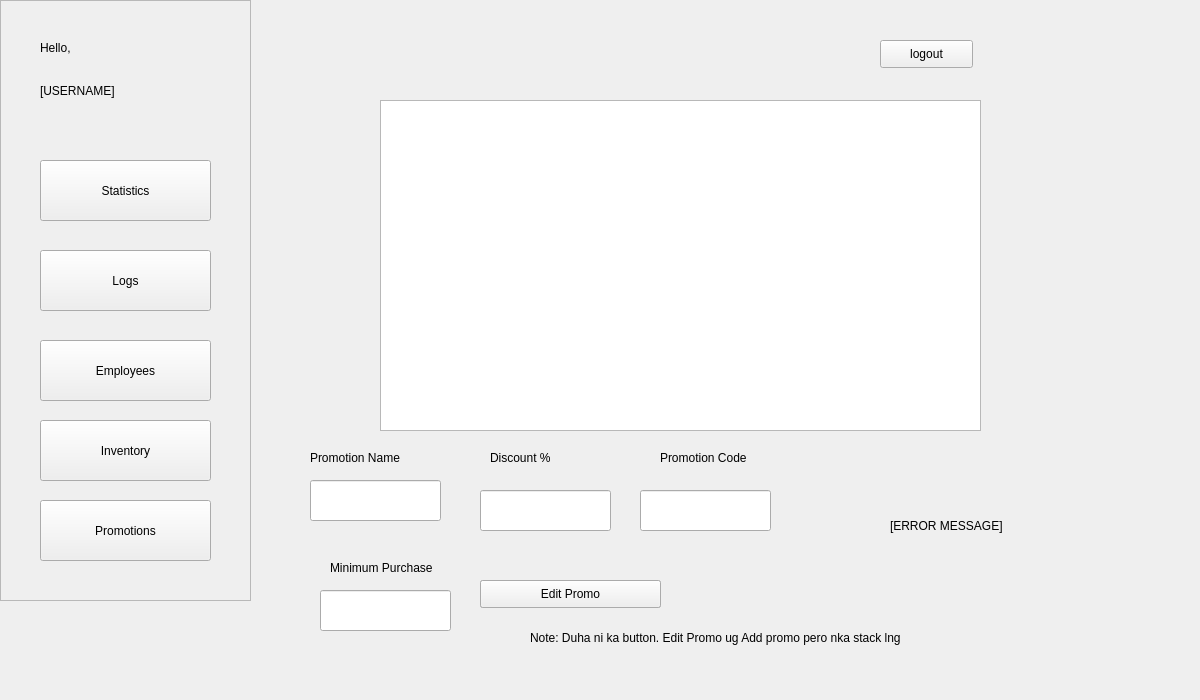
The window that POS/UI/promotions.ui (ReiZedlav/CSCC-21.1-Software-Engineering-1) describes before a commit, drawn with Qt 5.
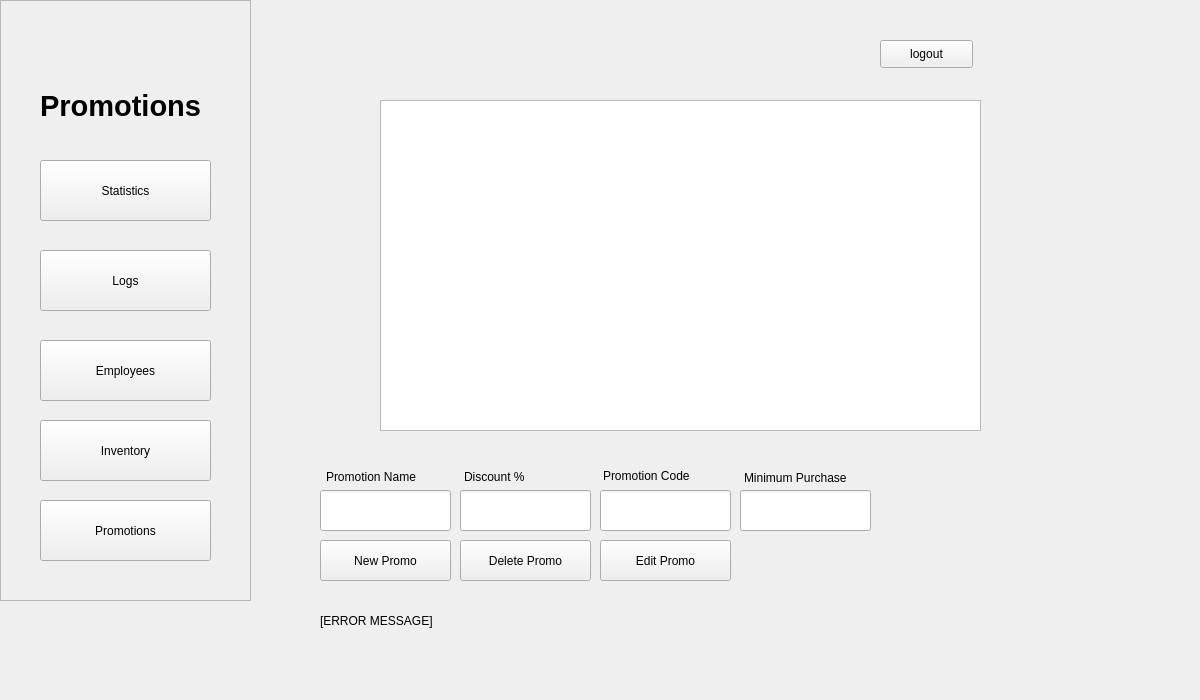
The same window after the commit.

```diff
--- a/POS/UI/promotions.ui
+++ b/POS/UI/promotions.ui
@@ -29,32 +29,6 @@
     <property name="frameShadow">
      <enum>QFrame::Raised</enum>
     </property>
-    <widget class="QLabel" name="greeting">
-     <property name="geometry">
-      <rect>
-       <x>40</x>
-       <y>40</y>
-       <width>55</width>
-       <height>16</height>
-      </rect>
-     </property>
-     <property name="text">
-      <string>Hello,</string>
-     </property>
-    </widget>
-    <widget class="QLabel" name="label_2">
-     <property name="geometry">
-      <rect>
-       <x>40</x>
-       <y>80</y>
-       <width>91</width>
-       <height>21</height>
-      </rect>
-     </property>
-     <property name="text">
-      <string>[USERNAME]</string>
-     </property>
-    </widget>
     <widget class="QPushButton" name="statButton">
      <property name="geometry">
       <rect>
@@ -147,8 +121,8 @@
    <widget class="QLineEdit" name="promotionNameForm">
     <property name="geometry">
      <rect>
-      <x>310</x>
-      <y>480</y>
+      <x>320</x>
+      <y>490</y>
       <width>131</width>
       <height>41</height>
      </rect>
@@ -157,8 +131,8 @@
    <widget class="QLabel" name="label">
     <property name="geometry">
      <rect>
-      <x>310</x>
-      <y>450</y>
+      <x>326</x>
+      <y>469</y>
       <width>121</width>
       <height>16</height>
      </rect>
@@ -170,7 +144,7 @@
    <widget class="QLineEdit" name="promotionCodeForm">
     <property name="geometry">
      <rect>
-      <x>640</x>
+      <x>600</x>
       <y>490</y>
       <width>131</width>
       <height>41</height>
@@ -180,8 +154,8 @@
    <widget class="QLabel" name="label_3">
     <property name="geometry">
      <rect>
-      <x>660</x>
-      <y>450</y>
+      <x>603</x>
+      <y>468</y>
       <width>121</width>
       <height>16</height>
      </rect>
@@ -193,8 +167,8 @@
    <widget class="QLabel" name="label_4">
     <property name="geometry">
      <rect>
-      <x>490</x>
-      <y>450</y>
+      <x>464</x>
+      <y>469</y>
       <width>121</width>
       <height>16</height>
      </rect>
@@ -206,10 +180,10 @@
    <widget class="QPushButton" name="addPromo">
     <property name="geometry">
      <rect>
-      <x>480</x>
-      <y>580</y>
-      <width>181</width>
-      <height>28</height>
+      <x>320</x>
+      <y>540</y>
+      <width>131</width>
+      <height>41</height>
      </rect>
     </property>
     <property name="text">
@@ -219,7 +193,7 @@
    <widget class="QLineEdit" name="discountForm">
     <property name="geometry">
      <rect>
-      <x>480</x>
+      <x>460</x>
       <y>490</y>
       <width>131</width>
       <height>41</height>
@@ -229,8 +203,8 @@
    <widget class="QLabel" name="label_5">
     <property name="geometry">
      <rect>
-      <x>330</x>
-      <y>560</y>
+      <x>744</x>
+      <y>470</y>
       <width>121</width>
       <height>16</height>
      </rect>
@@ -242,8 +216,8 @@
    <widget class="QLineEdit" name="minimumPurchaseForm">
     <property name="geometry">
      <rect>
-      <x>320</x>
-      <y>590</y>
+      <x>740</x>
+      <y>490</y>
       <width>131</width>
       <height>41</height>
      </rect>
@@ -252,8 +226,8 @@
    <widget class="QLabel" name="errorMsg">
     <property name="geometry">
      <rect>
-      <x>890</x>
-      <y>505</y>
+      <x>320</x>
+      <y>600</y>
       <width>181</width>
       <height>41</height>
      </rect>
@@ -265,27 +239,47 @@
    <widget class="QPushButton" name="editPromo">
     <property name="geometry">
      <rect>
-      <x>480</x>
-      <y>580</y>
-      <width>181</width>
-      <height>28</height>
+      <x>600</x>
+      <y>540</y>
+      <width>131</width>
+      <height>41</height>
      </rect>
     </property>
     <property name="text">
      <string>Edit Promo</string>
     </property>
    </widget>
-   <widget class="QLabel" name="label_6">
+   <widget class="QPushButton" name="deletePromo">
     <property name="geometry">
      <rect>
-      <x>530</x>
-      <y>630</y>
-      <width>471</width>
-      <height>16</height>
+      <x>460</x>
+      <y>540</y>
+      <width>131</width>
+      <height>41</height>
      </rect>
     </property>
     <property name="text">
-     <string>Note: Duha ni ka button. Edit Promo ug Add promo pero nka stack lng</string>
+     <string>Delete Promo</string>
+    </property>
+   </widget>
+   <widget class="QLabel" name="greeting_2">
+    <property name="geometry">
+     <rect>
+      <x>40</x>
+      <y>80</y>
+      <width>251</width>
+      <height>51</height>
+     </rect>
+    </property>
+    <property name="font">
+     <font>
+      <pointsize>22</pointsize>
+      <weight>75</weight>
+      <bold>true</bold>
+     </font>
+    </property>
+    <property name="text">
+     <string>Promotions</string>
     </property>
    </widget>
   </widget>
```
Left out of the diff: 2 changed lines with no effect on the pictures.
